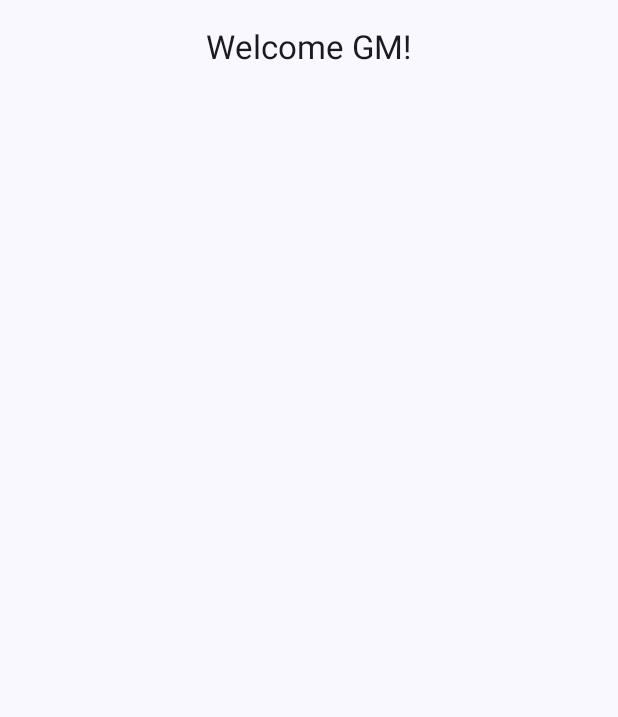
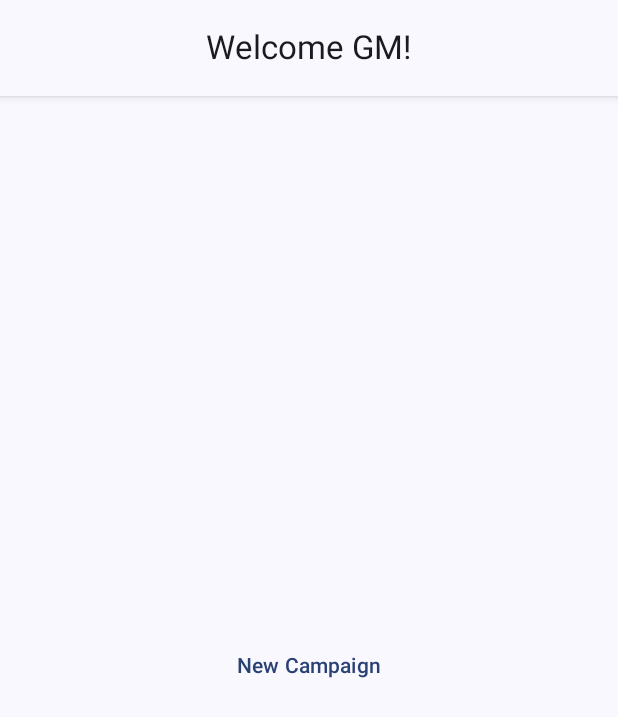
Before and after one commit to FeKent/DND-Tools, an Android app built with Jetpack Compose: the composable InitialSetUp shown on its own in the app's theme, on a phone screen of 412 x 824 dp. Shown: the top 717 px of the screen. Run offline under Robolectric (Android 15) with nearby library versions, the phone set to English and light mode, and no system bars.

```diff
--- a/app/src/main/java/com/example/dndtools/composables/InitialSetUp.kt
+++ b/app/src/main/java/com/example/dndtools/composables/InitialSetUp.kt
@@ -1,18 +1,29 @@
 package com.example.dndtools.composables
 
 import androidx.compose.foundation.layout.Column
+import androidx.compose.foundation.layout.fillMaxSize
 import androidx.compose.material3.CenterAlignedTopAppBar
 import androidx.compose.material3.ExperimentalMaterial3Api
 import androidx.compose.material3.Text
+import androidx.compose.material3.TextButton
 import androidx.compose.runtime.Composable
+import androidx.compose.ui.Alignment
+import androidx.compose.ui.Modifier
+import androidx.compose.ui.draw.shadow
 import androidx.compose.ui.tooling.preview.Preview
+import androidx.compose.ui.unit.dp
 
 @OptIn(ExperimentalMaterial3Api::class)
 @Composable
 fun InitialSetUp() {
     Column {
-        CenterAlignedTopAppBar(title = { Text(text = "Welcome GM!")})
+        CenterAlignedTopAppBar(title = { Text(text = "Welcome GM!")}, modifier = Modifier.shadow(4.dp))
+        Column(modifier = Modifier.fillMaxSize()) {
+            TextButton(onClick = { /*TODO*/ }, modifier = Modifier.weight(1f).align(Alignment.CenterHorizontally)) {
+                Text(text = "New Campaign")
+            }
 
+        }
     }
 }
 
```
Also changed, not shown: app/src/main/java/com/example/dndtools/data/Campaign.kt (added, +8 -0 lines).
